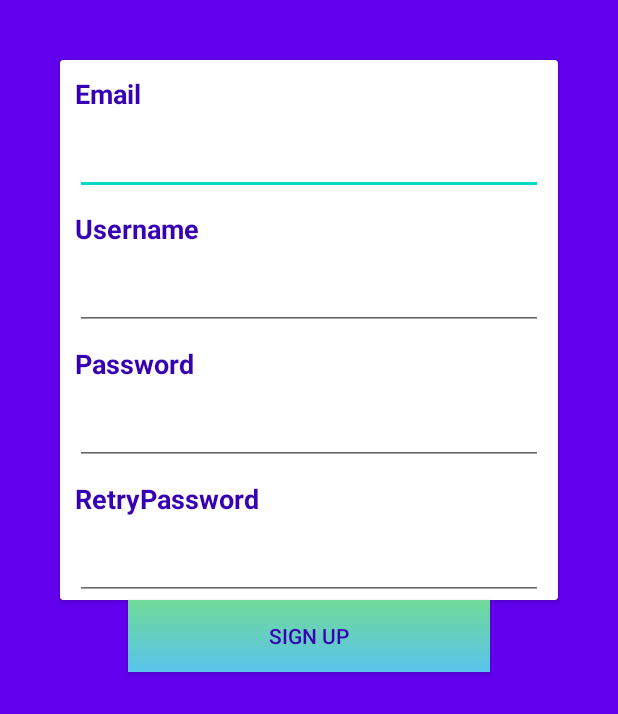
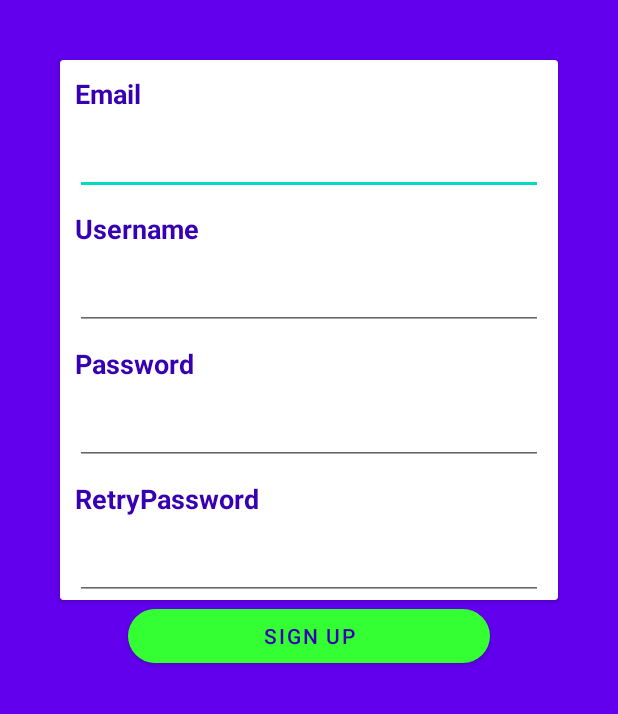
Before and after one commit to kbryldrm1673/Shelter, an Android app: the RegisterActivity screen opened directly, with no data from a screen before it, on a phone screen of 412 x 824 dp. Shown: the top 714 px of the screen. Run offline under Robolectric (Android 15) with nearby library versions, the phone set to English and light mode, and no system bars.

Commit message:
Activity Question ui desing

```diff
--- a/app/src/main/AndroidManifest.xml
+++ b/app/src/main/AndroidManifest.xml
@@ -11,7 +11,7 @@
         android:theme="@style/AppTheme">
 
         <activity
-            android:name=".SplashActivity"
+            android:name=".ui.SplashActivity"
             android:theme="@style/SplashTheme">
 
             <intent-filter>
@@ -25,11 +25,11 @@
         </activity>
 
         <activity
-          android:name=".MainActivity"
+          android:name=".ui.MainActivity"
           android:theme="@style/AppTheme"/>
 
         <activity
-            android:name=".RegisterActivity"
+            android:name=".ui.RegisterActivity"
             android:theme="@style/AppTheme"/>
 
     </application>
--- a/app/src/main/java/com/kubra/koubitirme/MainActivity.kt
+++ b/app/src/main/java/com/kubra/koubitirme/ui/MainActivity.kt
@@ -1,4 +1,4 @@
-package com.kubra.koubitirme
+package com.kubra.koubitirme.ui
 
 import android.content.Intent
 import android.os.Bundle
@@ -6,6 +6,7 @@ import android.widget.Button
 import android.widget.EditText
 import android.widget.ImageButton
 import androidx.appcompat.app.AppCompatActivity
+import com.kubra.koubitirme.R
 
 
 class MainActivity : AppCompatActivity() {
@@ -25,7 +26,8 @@ class MainActivity : AppCompatActivity() {
         btn2 = findViewById(R.id.register_button)
 
         btn2?.setOnClickListener {
-            val intent = Intent(this@MainActivity,RegisterActivity::class.java)
+            val intent = Intent(this@MainActivity,
+                RegisterActivity::class.java)
             startActivity(intent)
         }
 
--- a/app/src/main/java/com/kubra/koubitirme/RegisterActivity.kt
+++ b/app/src/main/java/com/kubra/koubitirme/ui/RegisterActivity.kt
@@ -1,8 +1,9 @@
-package com.kubra.koubitirme
+package com.kubra.koubitirme.ui
 
 import android.os.Bundle
 import android.widget.Button
 import androidx.appcompat.app.AppCompatActivity
+import com.kubra.koubitirme.R
 
 class RegisterActivity : AppCompatActivity() {
 
--- a/app/src/main/res/layout/activity_register.xml
+++ b/app/src/main/res/layout/activity_register.xml
@@ -3,7 +3,8 @@
     xmlns:tools="http://schemas.android.com/tools"
     android:layout_width="match_parent"
     android:layout_height="match_parent"
-    tools:context=".RegisterActivity"
+    xmlns:app="http://schemas.android.com/apk/res-auto"
+    tools:context=".ui.RegisterActivity"
     android:background="@color/colorPrimary">
 
     <RelativeLayout
@@ -101,16 +102,17 @@
             android:layout_marginTop="-50dp"
             android:elevation="10dp">
 
-            <Button
+            <com.google.android.material.button.MaterialButton
                 android:id="@+id/button1"
                 android:gravity="center"
                 android:layout_width="match_parent"
                 android:layout_height="wrap_content"
-                android:background="@drawable/button_round"
+                app:backgroundTint="@color/option"
                 android:layout_margin="10dp"
                 android:ems="10"
                 android:textColor="@color/colorPrimaryDark"
-                android:text="@string/sign_up"/>
+                android:text="@string/sign_up"
+                app:cornerRadius="20dp"/>
         </RelativeLayout>
 
     </RelativeLayout>
--- a/app/src/main/res/values/colors.xml
+++ b/app/src/main/res/values/colors.xml
@@ -4,6 +4,8 @@
     <color name="colorPrimaryDark">#3700B3</color>
     <color name="colorAccent">#03DAC5</color>
     <color name="colorSplash">#353E4F</color>
+    <color name="option">#33FF33</color>
+    <color name="answer">#FF4019</color>
 
 
 </resources>
--- a/app/src/main/res/values/styles.xml
+++ b/app/src/main/res/values/styles.xml
@@ -1,13 +1,12 @@
 <resources>
 
     <!-- Base application theme. -->
-    <style name="AppTheme" parent="Theme.AppCompat.Light.NoActionBar">
+    <style name="AppTheme" parent="Theme.MaterialComponents.Light.NoActionBar">
         <!-- Customize your theme here. -->
         <item name="colorPrimary">@color/colorPrimary</item>
         <item name="colorPrimaryDark">@color/colorPrimaryDark</item>
         <item name="colorAccent">@color/colorAccent</item>
     </style>
-
 
     <style name="SplashTheme" parent="Theme.AppCompat.NoActionBar">
         <item name="android:windowBackground">@drawable/splash</item>
@@ -15,5 +14,4 @@
 
 
 
-
 </resources>
```
Also changed, not shown: app/build.gradle (+14 -0 lines), app/src/main/java/com/kubra/koubitirme/SplashActivity.kt (deleted, +0 -16 lines), app/src/main/res/layout/activity_main.xml (+8 -6 lines).
